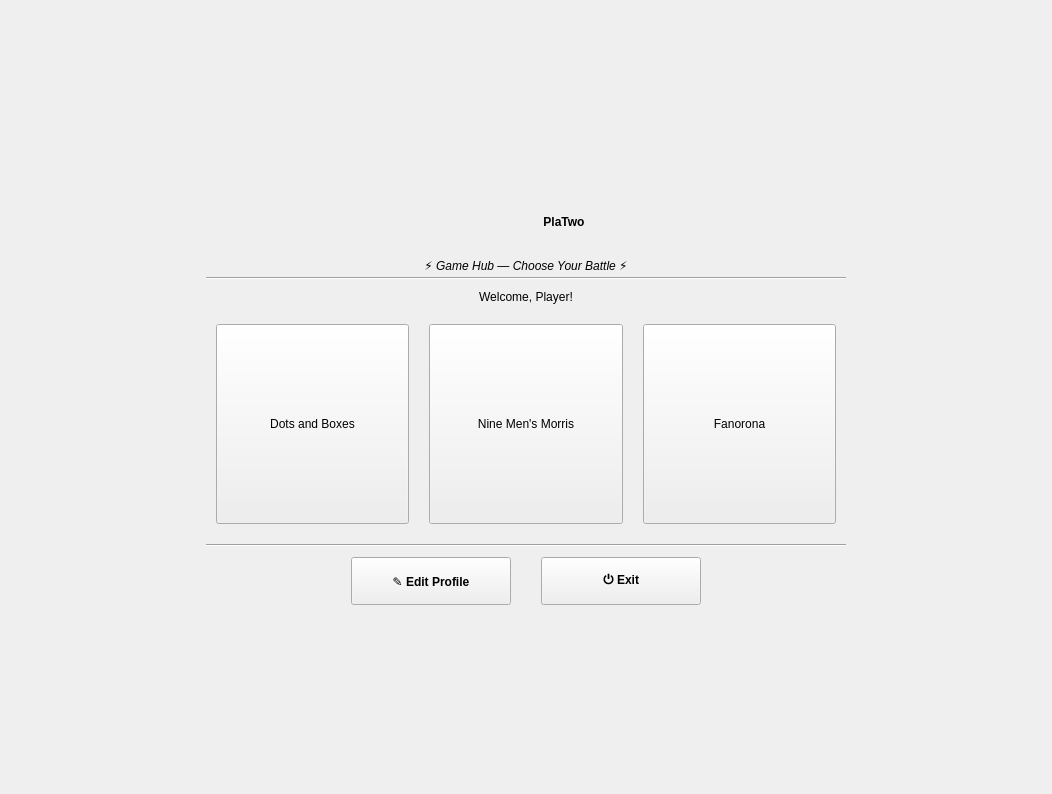
Before: the Qt Designer form AP_PROJECT_PLATWO/Client/src/Ui/mainmenu.ui in sajjadrashidinsr/PlaTwo, drawn with Qt 5.
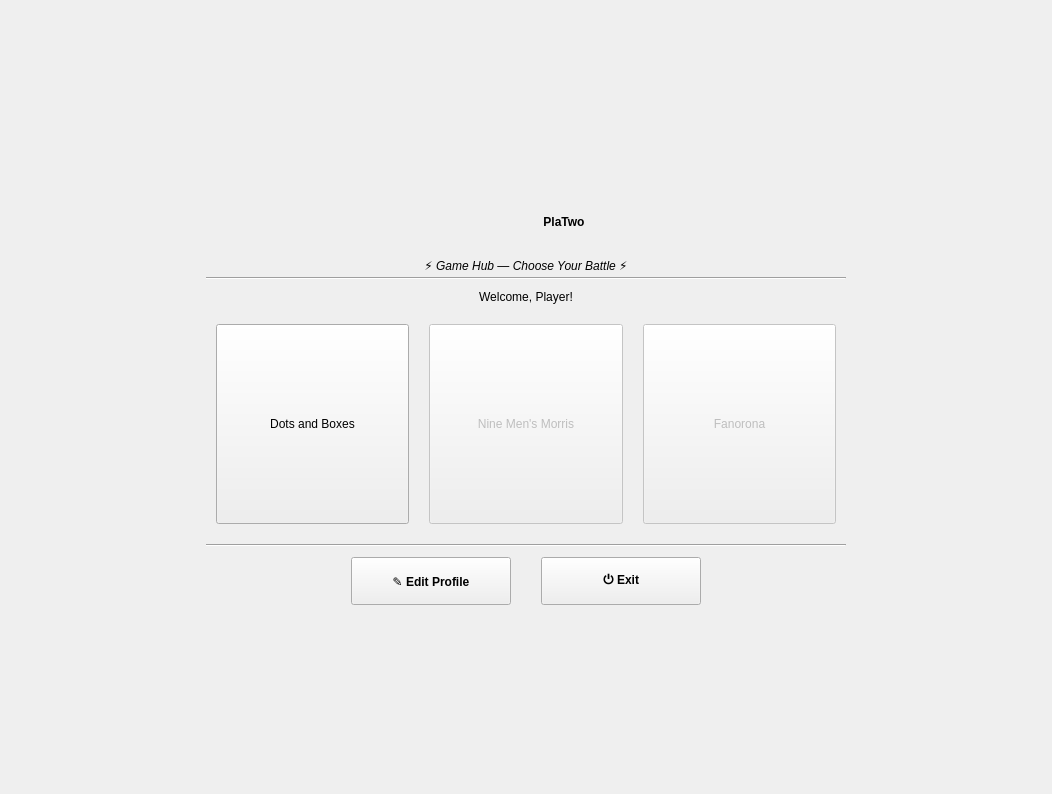
After: the same form once the commit is applied. Icons and pictures are not drawn.

```diff
--- a/AP_PROJECT_PLATWO/Client/src/Ui/mainmenu.ui
+++ b/AP_PROJECT_PLATWO/Client/src/Ui/mainmenu.ui
@@ -298,6 +298,9 @@
              </item>
              <item>
               <widget class="QPushButton" name="btnGameNineMensMorris">
+               <property name="enabled">
+                <bool>false</bool>
+               </property>
                <property name="minimumSize">
                 <size>
                  <width>180</width>
@@ -335,6 +338,9 @@
              </item>
              <item>
               <widget class="QPushButton" name="btnGameFanorona">
+               <property name="enabled">
+                <bool>false</bool>
+               </property>
                <property name="minimumSize">
                 <size>
                  <width>180</width>
```
